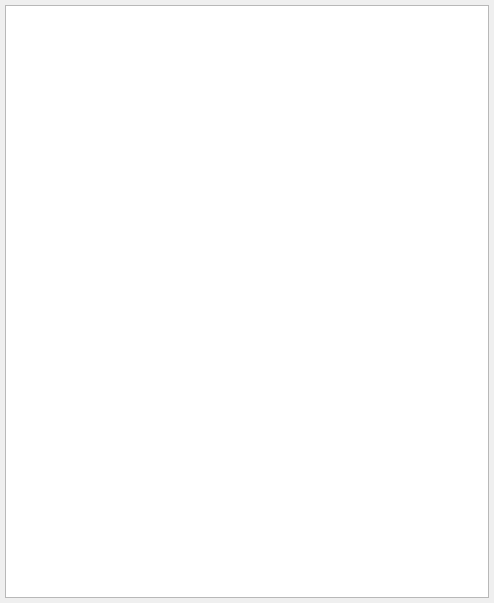
Qt form TID/param_view.ui (Gaofei244617/TID) before a commit.
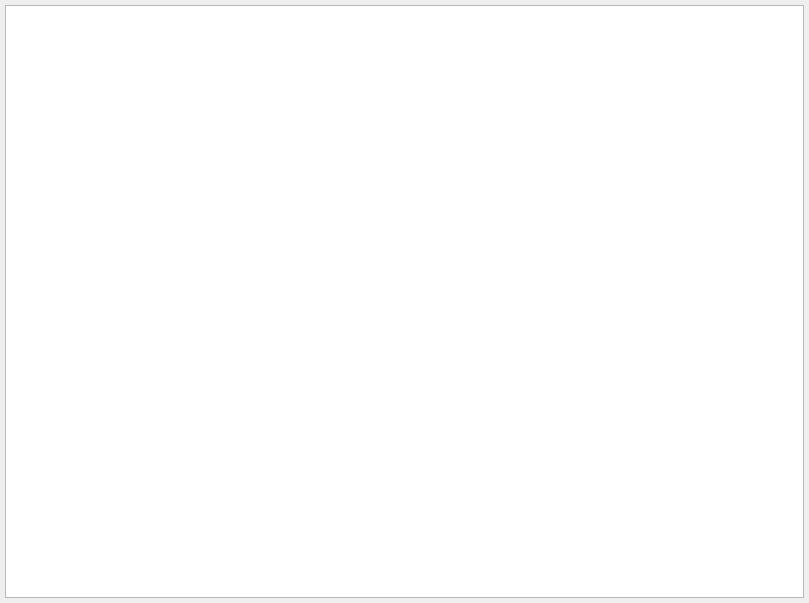
The same form after that commit.

Commit message: 修改json字符串格式

```diff
--- a/TID/param_view.ui
+++ b/TID/param_view.ui
@@ -6,7 +6,7 @@
    <rect>
     <x>0</x>
     <y>0</y>
-    <width>494</width>
+    <width>809</width>
     <height>603</height>
    </rect>
   </property>
```
The commit also changes 1 other file.
